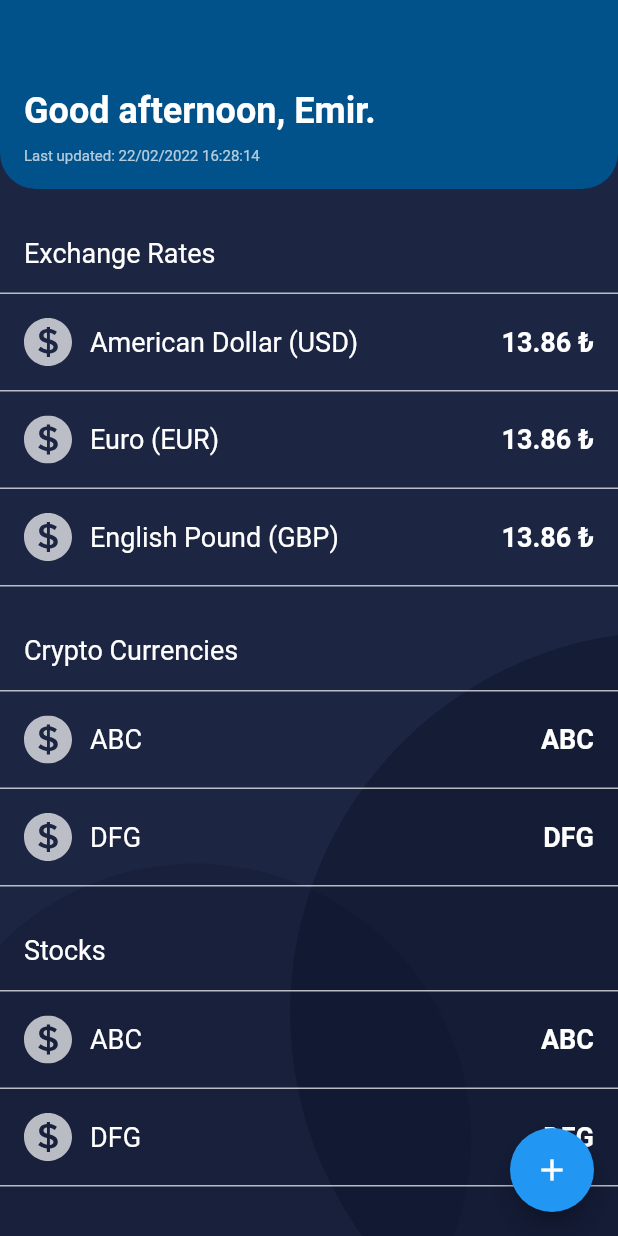
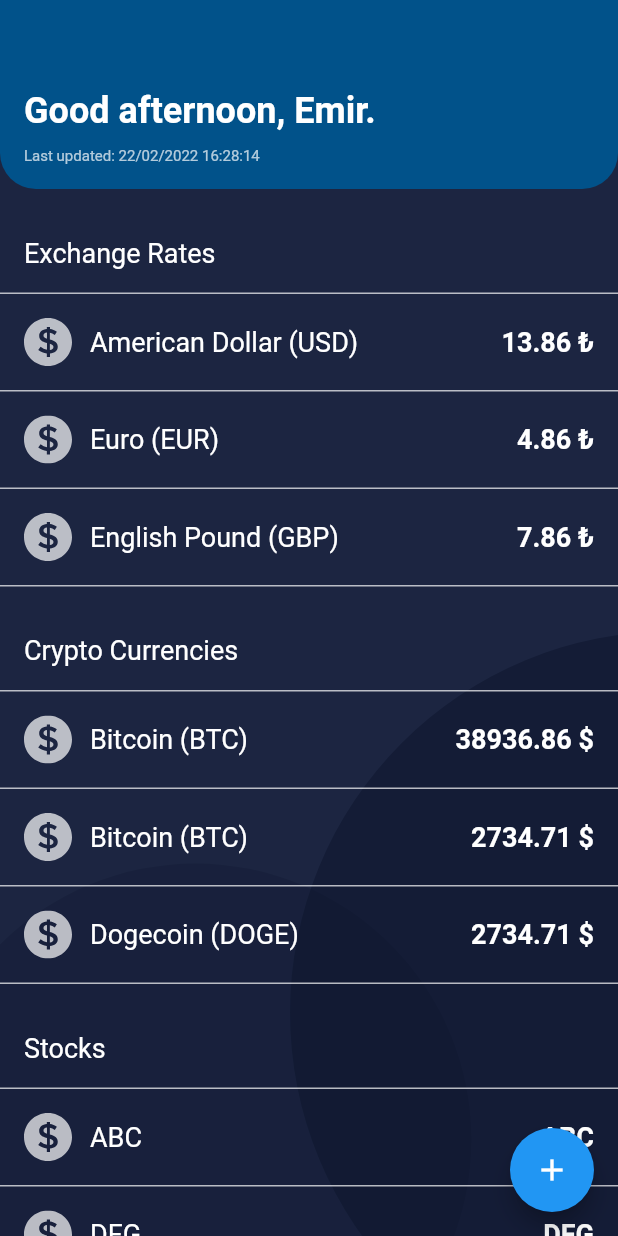
Before and after one commit to emirhalici/cryptocurrency, a Flutter app: the screen it shows after launch, on a phone screen of 412 x 824 dp. Run offline on Flutter 3.47's test engine with Material 2 defaults, Android fonts, the phone set to English and light mode, and no system bars; our stand-ins replace flutter_svg, fluttertoast; Roboto replaces fonts that are missing (Poppins).

```diff
--- a/lib/components.dart
+++ b/lib/components.dart
@@ -10,7 +10,8 @@ class ReusableSection extends StatelessWidget {
   final List<String> iconPaths;
 
   const ReusableSection(
-      {required this.title, required this.cardNumber, required this.titles, required this.prices, required this.iconPaths});
+      {Key? key, required this.title, required this.cardNumber, required this.titles, required this.prices, required this.iconPaths})
+      : super(key: key);
 
   @override
   Widget build(BuildContext context) {
@@ -80,9 +81,11 @@ class ReusableCard extends StatelessWidget {
               const SizedBox(
                 width: 12,
               ),
-              Text(
-                price,
-                style: priceTextStyle,
+              Flexible(
+                child: Text(
+                  price,
+                  style: priceTextStyle,
+                ),
               )
             ],
           ),
--- a/lib/main.dart
+++ b/lib/main.dart
@@ -3,6 +3,10 @@ import 'package:flutter/material.dart';
 import 'networking.dart';
 import 'constants.dart';
 import 'package:flutter_svg/flutter_svg.dart';
+import 'package:http/http.dart' as http;
+import 'dart:async';
+import 'package:intl/intl.dart';
+import 'package:fluttertoast/fluttertoast.dart';
 
 void main() {
   runApp(const MyApp());
@@ -11,11 +15,9 @@ void main() {
 class MyApp extends StatelessWidget {
   const MyApp({Key? key}) : super(key: key);
 
-  // This widget is the root of your application.
   @override
   Widget build(BuildContext context) {
     return MaterialApp(
-      title: 'Flutter Demo',
       theme: ThemeData(
         primarySwatch: Colors.blue,
       ),
@@ -33,6 +35,52 @@ class MyHomePage extends StatefulWidget {
 }
 
 class _MyHomePageState extends State<MyHomePage> {
+  Future<void> _refresh() async {
+    var helper = ApiHelper();
+    try {
+      http.Response prices = await helper.getAllPrices();
+      double usd = helper.extractCurrencyFrom(prices, 'BUSDTRY').price;
+      double eur = helper.extractCurrencyFrom(prices, 'EURUSDT').price * usd;
+      double gbp = helper.extractCurrencyFrom(prices, 'GBPUSDT').price * usd;
+      double btcusd = helper.extractCurrencyFrom(prices, 'BTCUSDT').price;
+      double ethusd = helper.extractCurrencyFrom(prices, 'ETHUSDT').price;
+      double dogeusd = helper.extractCurrencyFrom(prices, 'DOGEUSDT').price;
+      double btctry = double.parse((btcusd * usd).toStringAsFixed(2));
+      double ethtry = double.parse((ethusd * usd).toStringAsFixed(2));
+      double dogetry = double.parse((dogeusd * usd).toStringAsFixed(2));
+      usd = double.parse((usd).toStringAsFixed(2));
+      eur = double.parse((eur).toStringAsFixed(2));
+      gbp = double.parse((gbp).toStringAsFixed(2));
+      const String pattern = 'dd/MM/yyyy kk:mm:ss';
+      setState(() {
+        currencyPrices[0] = '$usd ₺';
+        currencyPrices[1] = '$eur ₺';
+        currencyPrices[2] = '$gbp ₺';
+        cryptoPrices[0] = '$btcusd \$';
+        cryptoPrices[1] = '$ethusd \$';
+        cryptoPrices[2] = '$dogeusd \$';
+        final String dateTime = DateFormat(pattern).format(DateTime.now());
+        lastUpdated = 'Last updated: $dateTime';
+      });
+    } catch (e) {
+      Fluttertoast.showToast(msg: 'Failed to fetch data.');
+    }
+  }
+
+  List<String> currencyPrices = ['13.86 ₺', '4.86 ₺', '7.86 ₺'];
+  List<String> cryptoPrices = ['38936.86 \$', '2734.71 \$', '2734.71 \$'];
+  String lastUpdated = 'Last updated: 22/02/2022 16:28:14';
+
+  @override
+  void initState() {
+    super.initState();
+    DateTime timenow = DateTime.now();
+    print(timenow);
+    Timer timer = Timer.periodic(const Duration(seconds: 10), (timer) {
+      _refresh();
+    });
+  }
+
   @override
   Widget build(BuildContext context) {
     return Scaffold(
@@ -47,7 +95,10 @@ class _MyHomePageState extends State<MyHomePage> {
               ),
             ),
           ),
-          SingleChildScrollView(
+          RefreshIndicator(
+            backgroundColor: backgroundColor,
+            onRefresh: _refresh,
+            child: SingleChildScrollView(
               child: Column(
                 mainAxisAlignment: MainAxisAlignment.start,
                 crossAxisAlignment: CrossAxisAlignment.start,
@@ -68,7 +119,7 @@ class _MyHomePageState extends State<MyHomePage> {
                           height: 10,
                         ),
                         Text(
-                        'Last updated: 22/02/2022 16:28:14',
+                          lastUpdated,
                           style: lastUpdatedTextStyle,
                         ),
                       ],
@@ -80,19 +131,19 @@ class _MyHomePageState extends State<MyHomePage> {
                         ),
                         color: primaryColor),
                   ),
-                const ReusableSection(
+                  ReusableSection(
                     title: 'Exchange Rates',
                     cardNumber: 3,
-                  titles: ['American Dollar (USD)', 'Euro (EUR)', 'English Pound (GBP)'],
-                  prices: ['13.86 ₺', '13.86 ₺', '13.86 ₺'],
-                  iconPaths: ['images/usd_icon.svg', 'images/usd_icon.svg', 'images/usd_icon.svg'],
+                    titles: const ['American Dollar (USD)', 'Euro (EUR)', 'English Pound (GBP)'],
+                    prices: currencyPrices,
+                    iconPaths: const ['images/usd_icon.svg', 'images/usd_icon.svg', 'images/usd_icon.svg'],
                   ),
-                const ReusableSection(
+                  ReusableSection(
                     title: 'Crypto Currencies',
-                  cardNumber: 2,
-                  titles: ['ABC', 'DFG'],
-                  prices: ['ABC', 'DFG'],
-                  iconPaths: ['images/usd_icon.svg', 'images/usd_icon.svg'],
+                    cardNumber: 3,
+                    titles: const ['Bitcoin (BTC)', 'Bitcoin (BTC)', 'Dogecoin (DOGE)'],
+                    prices: cryptoPrices,
+                    iconPaths: const ['images/usd_icon.svg', 'images/usd_icon.svg', 'images/usd_icon.svg'],
                   ),
                   const ReusableSection(
                     title: 'Stocks',
@@ -111,6 +162,7 @@ class _MyHomePageState extends State<MyHomePage> {
                 ],
               ),
             ),
+          ),
         ],
       ),
       floatingActionButton: FloatingActionButton(
--- a/pubspec.yaml
+++ b/pubspec.yaml
@@ -35,6 +35,8 @@ dependencies:
   # Use with the CupertinoIcons class for iOS style icons.
   cupertino_icons: ^1.0.2
   http: ^0.13.4
+  intl: ^0.17.0
+  fluttertoast: ^8.0.9
 
 dev_dependencies:
   flutter_test:
```
Also changed, not shown: lib/networking.dart (+20 -8 lines), pubspec.lock, 4 other files. Lines whose indentation alone changed are shown as unchanged.
